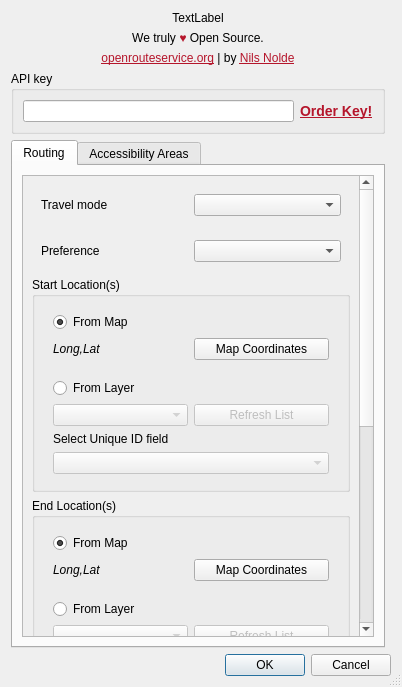
Before: the Qt Designer form osm_tools_dialog_base.ui in GIScience/orstools-qgis-plugin, drawn with Qt 5.
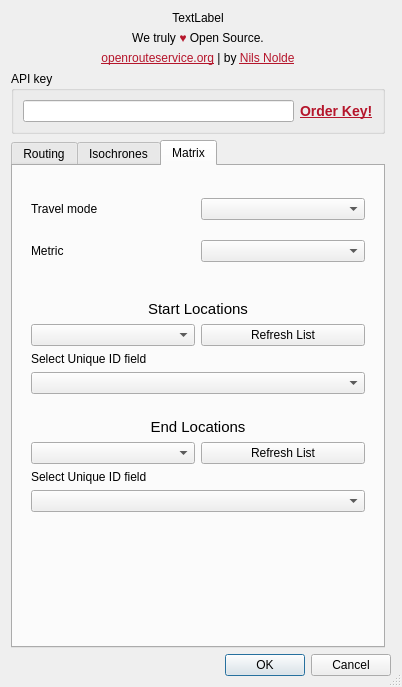
After: the same form once the commit is applied.

Commit message: Added matrix sections and refactored a bit to simplify things

What changed in the file:
```diff
--- a/osm_tools_dialog_base.ui
+++ b/osm_tools_dialog_base.ui
@@ -66,7 +66,7 @@
    <item row="5" column="0">
     <widget class="QTabWidget" name="tabWidget">
      <property name="currentIndex">
-      <number>0</number>
+      <number>2</number>
      </property>
      <property name="usesScrollButtons">
       <bool>true</bool>
@@ -85,8 +85,8 @@
           <property name="geometry">
            <rect>
             <x>0</x>
-            <y>-395</y>
-            <width>340</width>
+            <y>0</y>
+            <width>283</width>
             <height>852</height>
            </rect>
           </property>
@@ -152,11 +152,16 @@
              <property name="font">
               <font>
                <pointsize>9</pointsize>
+               <weight>50</weight>
+               <bold>false</bold>
               </font>
              </property>
              <property name="title">
               <string>Start Location(s)</string>
              </property>
+             <property name="alignment">
+              <set>Qt::AlignCenter</set>
+             </property>
              <layout class="QGridLayout" name="gridLayout_4">
               <item row="0" column="0">
                <widget class="QWidget" name="widget_8" native="true">
@@ -172,6 +177,8 @@
                    <property name="font">
                     <font>
                      <pointsize>9</pointsize>
+                     <weight>50</weight>
+                     <bold>false</bold>
                     </font>
                    </property>
                    <property name="text">
@@ -326,6 +333,9 @@
              <property name="title">
               <string>End Location(s)</string>
              </property>
+             <property name="alignment">
+              <set>Qt::AlignCenter</set>
+             </property>
              <layout class="QGridLayout" name="gridLayout_5">
               <item row="1" column="0">
                <widget class="QWidget" name="widget_11" native="true">
@@ -549,7 +559,7 @@
      </widget>
      <widget class="QWidget" name="tab">
       <attribute name="title">
-       <string>Accessibility Areas</string>
+       <string>Isochrones</string>
       </attribute>
       <layout class="QVBoxLayout" name="verticalLayout" stretch="0,0,0,0,3,0">
        <item>
@@ -1137,6 +1147,158 @@
        </item>
       </layout>
      </widget>
+     <widget class="QWidget" name="tab_2">
+      <attribute name="title">
+       <string>Matrix</string>
+      </attribute>
+      <layout class="QVBoxLayout" name="verticalLayout_3" stretch="0,0,0,0">
+       <item>
+        <widget class="QWidget" name="widget_14" native="true">
+         <layout class="QGridLayout" name="gridLayout_15">
+          <item row="0" column="1">
+           <widget class="QComboBox" name="matrix_mode_combo"/>
+          </item>
+          <item row="0" column="0">
+           <widget class="QLabel" name="label_11">
+            <property name="text">
+             <string>Travel mode</string>
+            </property>
+           </widget>
+          </item>
+          <item row="1" column="0">
+           <widget class="QLabel" name="Metric">
+            <property name="text">
+             <string>Metric</string>
+            </property>
+           </widget>
+          </item>
+          <item row="1" column="1">
+           <widget class="QComboBox" name="matrix_metric_combo"/>
+          </item>
+         </layout>
+        </widget>
+       </item>
+       <item>
+        <widget class="QWidget" name="widget_15" native="true">
+         <layout class="QGridLayout" name="gridLayout_16">
+          <item row="1" column="1">
+           <widget class="QPushButton" name="matrix_start_refresh">
+            <property name="enabled">
+             <bool>true</bool>
+            </property>
+            <property name="text">
+             <string>Refresh List</string>
+            </property>
+           </widget>
+          </item>
+          <item row="3" column="0" colspan="2">
+           <widget class="QComboBox" name="matrix_start_id">
+            <property name="enabled">
+             <bool>true</bool>
+            </property>
+           </widget>
+          </item>
+          <item row="1" column="0">
+           <widget class="QComboBox" name="matrix_start_combo">
+            <property name="enabled">
+             <bool>true</bool>
+            </property>
+            <property name="toolTip">
+             <string>Input Layer must be of type 'Point' </string>
+            </property>
+            <property name="whatsThis">
+             <string/>
+            </property>
+           </widget>
+          </item>
+          <item row="2" column="0" colspan="2">
+           <widget class="QLabel" name="label_16">
+            <property name="text">
+             <string>Select Unique ID field</string>
+            </property>
+           </widget>
+          </item>
+          <item row="0" column="0" colspan="2">
+           <widget class="QLabel" name="label_4">
+            <property name="font">
+             <font>
+              <pointsize>11</pointsize>
+             </font>
+            </property>
+            <property name="text">
+             <string>Start Locations</string>
+            </property>
+            <property name="alignment">
+             <set>Qt::AlignCenter</set>
+            </property>
+           </widget>
+          </item>
+         </layout>
+        </widget>
+       </item>
+       <item>
+        <widget class="QWidget" name="widget_16" native="true">
+         <layout class="QGridLayout" name="gridLayout_17">
+          <item row="1" column="0">
+           <widget class="QComboBox" name="matrix_end_combo">
+            <property name="enabled">
+             <bool>true</bool>
+            </property>
+            <property name="toolTip">
+             <string>Input Layer must be of type 'Point' </string>
+            </property>
+            <property name="whatsThis">
+             <string/>
+            </property>
+           </widget>
+          </item>
+          <item row="1" column="1">
+           <widget class="QPushButton" name="matrix_end_refresh">
+            <property name="enabled">
+             <bool>true</bool>
+            </property>
+            <property name="text">
+             <string>Refresh List</string>
+            </property>
+           </widget>
+          </item>
+          <item row="2" column="0" colspan="2">
+           <widget class="QLabel" name="label_18">
+            <property name="text">
+             <string>Select Unique ID field</string>
+            </property>
+           </widget>
+          </item>
+          <item row="3" column="0" colspan="2">
+           <widget class="QComboBox" name="matrix_end_id">
+            <property name="enabled">
+             <bool>true</bool>
+            </property>
+           </widget>
+          </item>
+          <item row="0" column="0" colspan="2">
+           <widget class="QLabel" name="label_6">
+            <property name="font">
+             <font>
+              <pointsize>11</pointsize>
+             </font>
+            </property>
+            <property name="text">
+             <string>End Locations</string>
+            </property>
+            <property name="alignment">
+             <set>Qt::AlignCenter</set>
+            </property>
+           </widget>
+          </item>
+         </layout>
+        </widget>
+       </item>
+       <item>
+        <widget class="QWidget" name="widget_17" native="true"/>
+       </item>
+      </layout>
+     </widget>
     </widget>
    </item>
    <item row="2" column="0">
```
Left out of the diff: 2 changed lines with no effect on the pictures. The commit also changes 1 other file.
